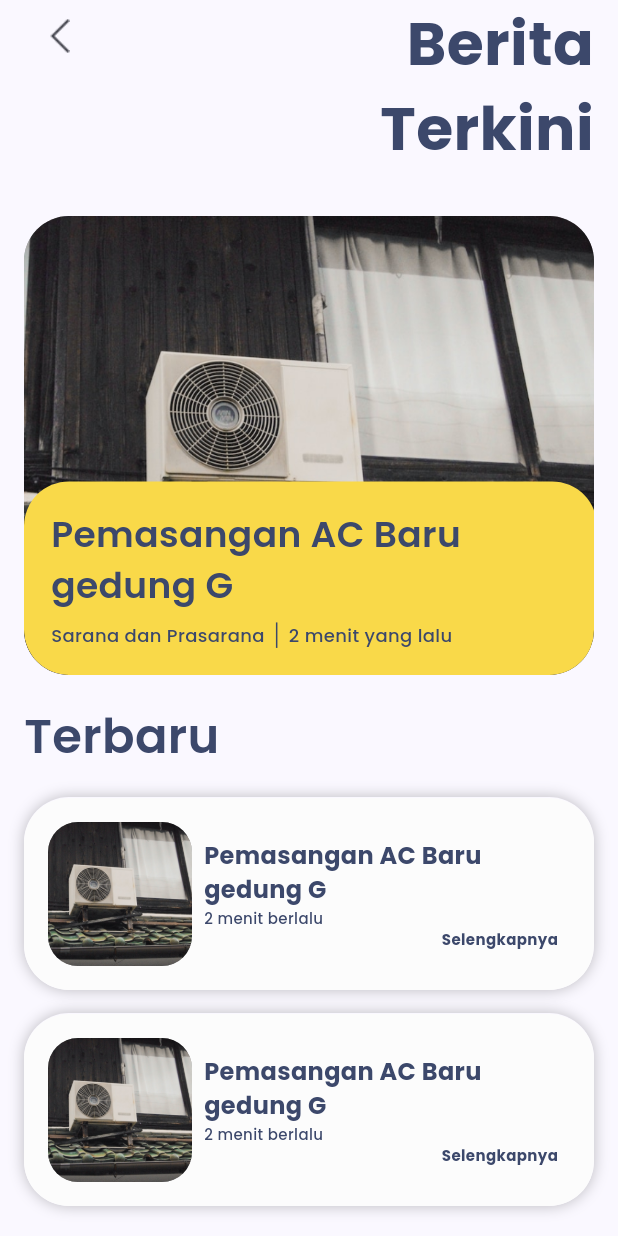
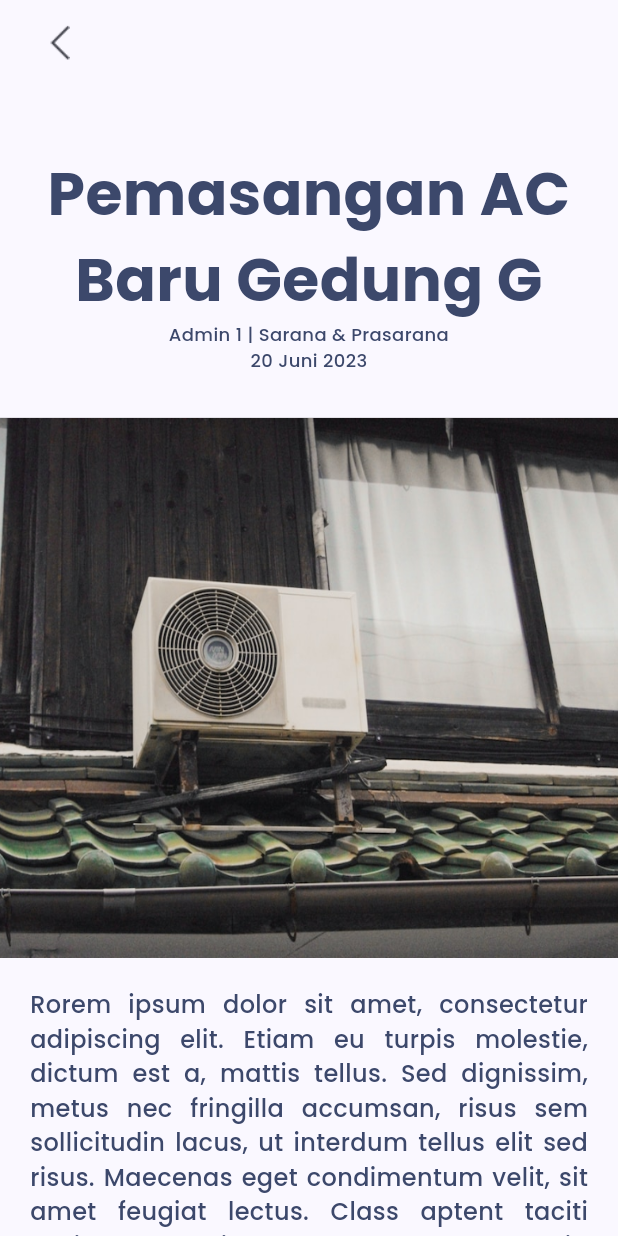
Before and after one commit to Capstone-Alta-19/flutter-ecomplaint, a Flutter app: the screen it shows after launch, on a phone screen of 412 x 824 dp. Run offline on Flutter 3.47's test engine with Material 2 defaults, Android fonts, the phone set to English and light mode, and no system bars; our stand-ins replace carousel_slider, dio, dots_indicator, introduction_screen, like_button.

Commit message:
Add Detail Berita

```diff
--- /dev/null
+++ b/lib/screen/berita/detail_berita_page.dart
@@ -0,0 +1,147 @@
+import 'package:flutter/material.dart';
+import 'package:flutter_ecomplaint/widget/segment_title.dart';
+
+import '../../config/colors.dart';
+import '../../widget/custom_card.dart';
+
+class DetailBerita extends StatelessWidget {
+  const DetailBerita({Key? key}) : super(key: key);
+
+  @override
+  Widget build(BuildContext context) {
+    return Scaffold(
+        appBar: PreferredSize(
+          preferredSize: const Size.fromHeight(0),
+          child: AppBar(),
+        ),
+        body: SingleChildScrollView(
+          child: SizedBox(
+            child: Center(
+              child: Column(
+                children: [
+                  const SegmentTitle(title: ""),
+                  SizedBox(
+                    height: 43.5,
+                  ),
+                  const Center(
+                    child: Text(
+                      style: TextStyle(fontSize: 40, fontWeight: FontWeight.w700, color: AppColors.font, fontFamily: 'Poppins'),
+                      textAlign: TextAlign.center,
+                      "Pemasangan AC Baru Gedung G",
+                    ),
+                  ),
+                  const Center(
+                    child: Text(
+                      style: TextStyle(fontSize: 12, fontWeight: FontWeight.w500, color: AppColors.font, fontFamily: 'Poppins'),
+                      textAlign: TextAlign.center,
+                      "Admin 1 | Sarana & Prasarana",
+                    ),
+                  ),
+                  const Center(
+                    child: Text(
+                      style: TextStyle(fontSize: 12, fontWeight: FontWeight.w500, color: AppColors.font, fontFamily: 'Poppins'),
+                      textAlign: TextAlign.center,
+                      "20 Juni 2023",
+                    ),
+                  ),
+                  const SizedBox(
+                    height: 30,
+                  ),
+                  Container(
+                    color: Colors.grey,
+                    height: 360,
+                    child: Image.asset(fit: BoxFit.fill, 'assets/images/Gambar.png'),
+                  ),
+                  Container(
+                    margin: const EdgeInsets.all(20),
+                    child: const Text(
+                      style: TextStyle(fontSize: 16, fontWeight: FontWeight.w500, color: AppColors.font, fontFamily: 'Poppins'),
+                      textAlign: TextAlign.justify,
+                      """Rorem ipsum dolor sit amet, consectetur adipiscing elit. Etiam eu turpis molestie, dictum est a, mattis tellus. Sed dignissim, metus nec fringilla accumsan, risus sem sollicitudin lacus, ut interdum tellus elit sed risus. Maecenas eget condimentum velit, sit amet feugiat lectus. Class aptent taciti sociosqu ad litora torquent per conubia nostra, per inceptos himenaeos. Praesent auctor purus luctus enim egestas, ac scelerisque ante pulvinar. Donec ut rhoncus ex. Suspendisse ac rhoncus nisl, eu tempor urna. Curabitur vel bibendum lorem. Morbi convallis convallis diam sit amet lacinia. Aliquam in elementum tellus.
+                      \nCurabitur tempor quis eros tempus lacinia. Nam bibendum pellentesque quam a convallis. Sed ut vulputate nisi. Integer in felis sed leo vestibulum venenatis. Suspendisse quis arcu sem. Aenean feugiat ex eu vestibulum vestibulum. Morbi a eleifend magna. Nam metus lacus, porttitor eu mauris a, blandit ultrices nibh. Mauris sit amet magna non ligula vestibulum eleifend. Nulla varius volutpat turpis sed lacinia. Nam eget mi in purus lobortis eleifend. Sed nec ante dictum sem condimentum ullamcorper quis venenatis nisi. Proin vitae facilisis nisi, ac posuere leo.
+                      """,
+                    ),
+                  ),
+                  Padding(
+                    padding: EdgeInsets.only(left: 15, bottom: 28),
+                    child: Container(alignment: Alignment.centerLeft, child: Text(style: TextStyle(fontSize: 24, fontWeight: FontWeight.w600, color: AppColors.font), "Baca Juga")),
+                  ),
+                  SizedBox(
+                    height: 150,
+                    child: ListView.separated(
+                      separatorBuilder: (context, index) => SizedBox(
+                        width: 8,
+                      ),
+                      scrollDirection: Axis.horizontal,
+                      shrinkWrap: true,
+                      itemCount: 5,
+                      itemBuilder: (context, index) => DetailBeritaItem(),
+                    ),
+                  )
+                ],
+              ),
+            ),
+          ),
+        ));
+  }
+}
+
+class DetailBeritaItem extends StatelessWidget {
+  const DetailBeritaItem({super.key});
+
+  @override
+  Widget build(BuildContext context) {
+    return Column(
+      children: [
+        InkWell(
+          onTap: () {},
+          child: CustomCard(
+              child: SizedBox(
+            width: 283,
+            child: Padding(
+              padding: const EdgeInsets.all(16),
+              child: Flex(
+                direction: Axis.horizontal,
+                mainAxisAlignment: MainAxisAlignment.start,
+                children: [
+                  Container(
+                      clipBehavior: Clip.antiAlias,
+                      decoration: BoxDecoration(
+                        color: Colors.grey,
+                        borderRadius: BorderRadius.circular(20),
+                      ),
+                      width: 96,
+                      height: 96,
+                      child: Image.asset(fit: BoxFit.cover, "assets/images/Gambar.png")),
+                  Expanded(
+                    child: Padding(
+                      padding: const EdgeInsets.symmetric(horizontal: 8),
+                      child: Expanded(
+                        child: Column(
+                          mainAxisAlignment: MainAxisAlignment.start,
+                          children: [
+                            Container(alignment: Alignment.centerLeft, child: const Text(style: TextStyle(fontSize: 16, fontWeight: FontWeight.w700, color: AppColors.primary), "Pemasangan AC Baru gedung G")),
+                            SizedBox(
+                              height: 13,
+                            ),
+                            Container(
+                              alignment: Alignment.centerLeft,
+                              child: const Text(style: TextStyle(fontSize: 10, fontWeight: FontWeight.w700, color: AppColors.primary), "Selengkapnya", maxLines: 3),
+                            ),
+                          ],
+                        ),
+                      ),
+                    ),
+                  ),
+                ],
+              ),
+            ),
+          )),
+        ),
+        const SizedBox(
+          height: 16,
+        )
+      ],
+    );
+  }
+}
```
Also changed, not shown: lib/main.dart (+3 -33 lines), lib/model/api.dart (deleted, +0 -125 lines), lib/model/auth.dart (added, +76 -0 lines), lib/model/auth_token.dart (added, +36 -0 lines), lib/model/user_login_model.dart (deleted, +0 -19 lines), lib/screen/login/login_page.dart (+19 -19 lines), lib/widget/custom_alert_dialog.dart (+5 -7 lines), lib/widget/custom_dialog.dart (+8 -11 lines).
